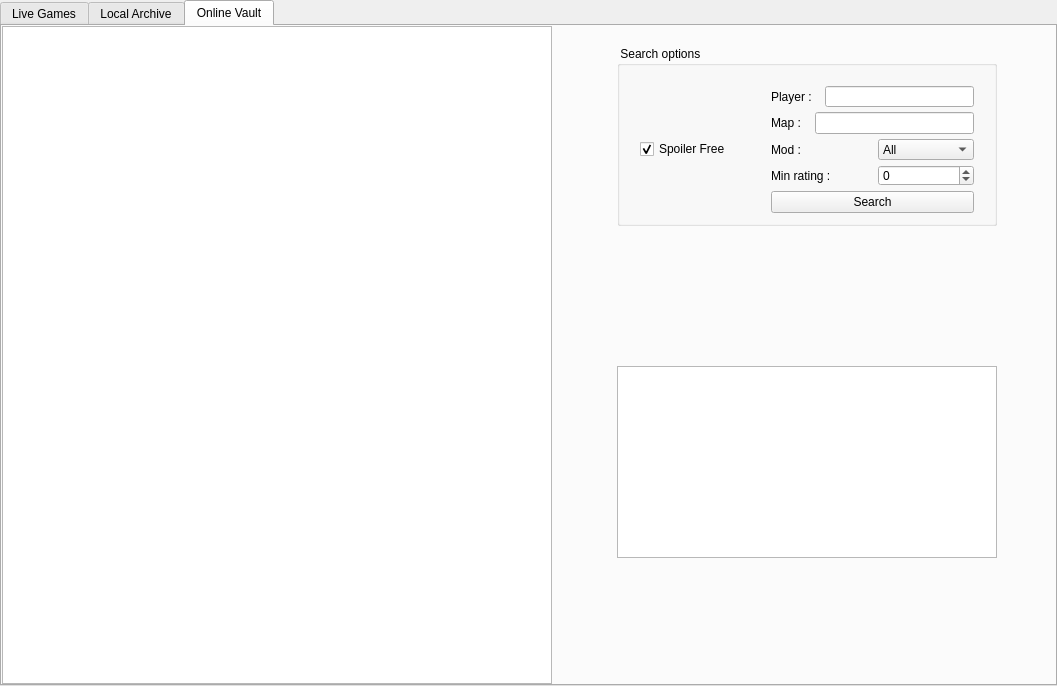
FAForever/client, file res/replays/replays.ui: the form before one commit.
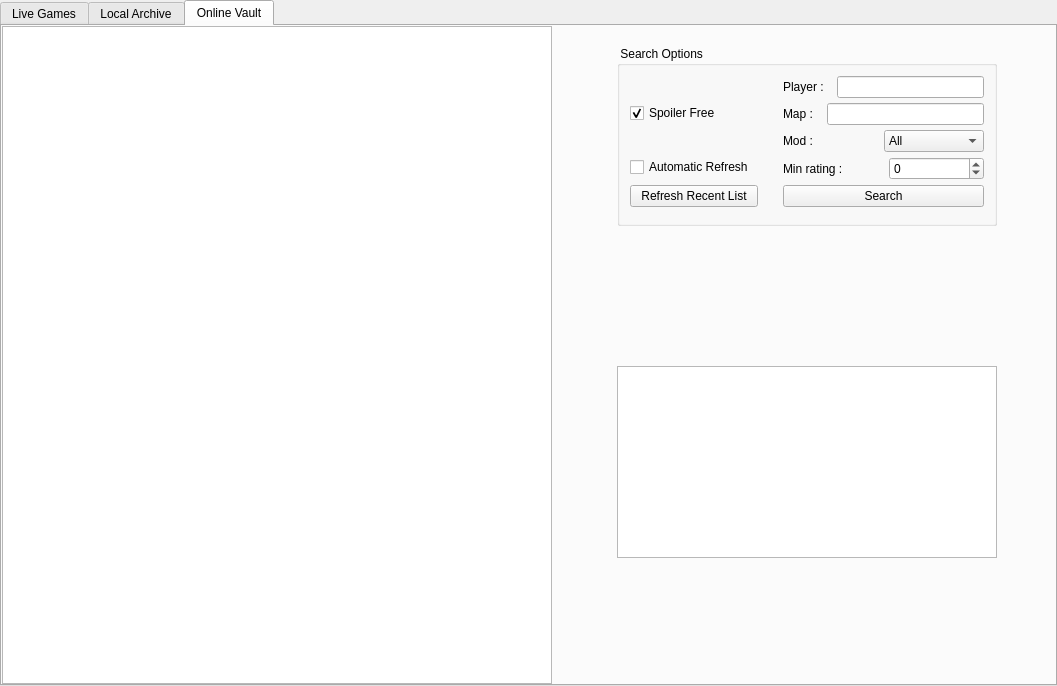
The form after the commit.

Commit message: add automatic checkbox and manual Button for recent Replays

What changed in the file:
```diff
--- a/res/replays/replays.ui
+++ b/res/replays/replays.ui
@@ -305,7 +305,7 @@
           </size>
          </property>
          <property name="title">
-          <string> Search options</string>
+          <string> Search Options</string>
          </property>
          <property name="alignment">
           <set>Qt::AlignLeading|Qt::AlignLeft|Qt::AlignTop</set>
@@ -321,21 +321,12 @@
            <enum>QFormLayout::DontWrapRows</enum>
           </property>
           <property name="horizontalSpacing">
-           <number>40</number>
+           <number>25</number>
           </property>
           <property name="verticalSpacing">
            <number>5</number>
           </property>
-          <property name="leftMargin">
-           <number>20</number>
-          </property>
-          <property name="topMargin">
-           <number>20</number>
-          </property>
-          <property name="rightMargin">
-           <number>20</number>
-          </property>
-          <property name="bottomMargin">
+          <property name="margin">
            <number>10</number>
           </property>
           <item row="0" column="1">
@@ -384,28 +375,6 @@
             </item>
            </layout>
           </item>
-          <item row="2" column="0">
-           <widget class="QCheckBox" name="spoilerCheckbox">
-            <property name="sizePolicy">
-             <sizepolicy hsizetype="Fixed" vsizetype="Fixed">
-              <horstretch>0</horstretch>
-              <verstretch>0</verstretch>
-             </sizepolicy>
-            </property>
-            <property name="minimumSize">
-             <size>
-              <width>80</width>
-              <height>20</height>
-             </size>
-            </property>
-            <property name="text">
-             <string>Spoiler Free</string>
-            </property>
-            <property name="checked">
-             <bool>true</bool>
-            </property>
-           </widget>
-          </item>
           <item row="2" column="1">
            <layout class="QHBoxLayout" name="horizontalLayout_3">
             <property name="spacing">
@@ -426,6 +395,18 @@
             </item>
             <item>
              <widget class="QComboBox" name="modList">
+              <property name="sizePolicy">
+               <sizepolicy hsizetype="Preferred" vsizetype="Preferred">
+                <horstretch>0</horstretch>
+                <verstretch>0</verstretch>
+               </sizepolicy>
+              </property>
+              <property name="minimumSize">
+               <size>
+                <width>100</width>
+                <height>0</height>
+               </size>
+              </property>
               <item>
                <property name="text">
                 <string>All</string>
@@ -455,6 +436,12 @@
             </item>
             <item>
              <widget class="QSpinBox" name="minRating">
+              <property name="minimumSize">
+               <size>
+                <width>50</width>
+                <height>0</height>
+               </size>
+              </property>
               <property name="styleSheet">
                <string notr="true"/>
               </property>
@@ -475,6 +462,73 @@
             </property>
            </widget>
           </item>
+          <item row="4" column="0">
+           <widget class="QPushButton" name="RefreshResetButton">
+            <property name="minimumSize">
+             <size>
+              <width>128</width>
+              <height>0</height>
+             </size>
+            </property>
+            <property name="text">
+             <string>Refresh Recent List</string>
+            </property>
+           </widget>
+          </item>
+          <item row="3" column="0">
+           <widget class="QCheckBox" name="automaticCheckbox">
+            <property name="sizePolicy">
+             <sizepolicy hsizetype="Fixed" vsizetype="Fixed">
+              <horstretch>0</horstretch>
+              <verstretch>0</verstretch>
+             </sizepolicy>
+            </property>
+            <property name="minimumSize">
+             <size>
+              <width>80</width>
+              <height>20</height>
+             </size>
+            </property>
+            <property name="toolTip">
+             <string>reloads recent Replays on Tab reentry&lt;br&gt;'...same as it ever was ... same as it ever was'</string>
+            </property>
+            <property name="text">
+             <string>Automatic Refresh</string>
+            </property>
+            <property name="checked">
+             <bool>false</bool>
+            </property>
+           </widget>
+          </item>
+          <item row="1" column="0">
+           <widget class="QCheckBox" name="spoilerCheckbox">
+            <property name="sizePolicy">
+             <sizepolicy hsizetype="Fixed" vsizetype="Fixed">
+              <horstretch>0</horstretch>
+              <verstretch>0</verstretch>
+             </sizepolicy>
+            </property>
+            <property name="minimumSize">
+             <size>
+              <width>80</width>
+              <height>20</height>
+             </size>
+            </property>
+            <property name="text">
+             <string>Spoiler Free</string>
+            </property>
+            <property name="checked">
+             <bool>true</bool>
+            </property>
+           </widget>
+          </item>
+          <item row="2" column="0">
+           <widget class="QLabel" name="searchInfoLabel">
+            <property name="text">
+             <string/>
+            </property>
+           </widget>
+          </item>
          </layout>
         </widget>
        </item>
```
Left out of the diff: 315 changed lines with no effect on the pictures. The commit also changes 1 other file.
